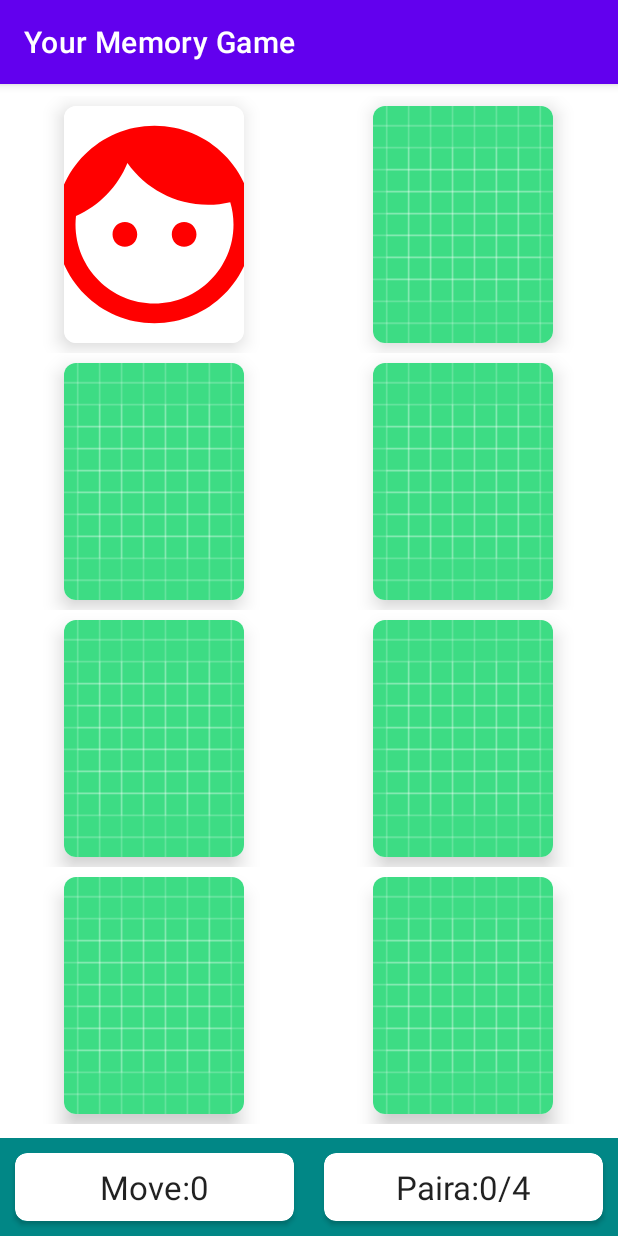
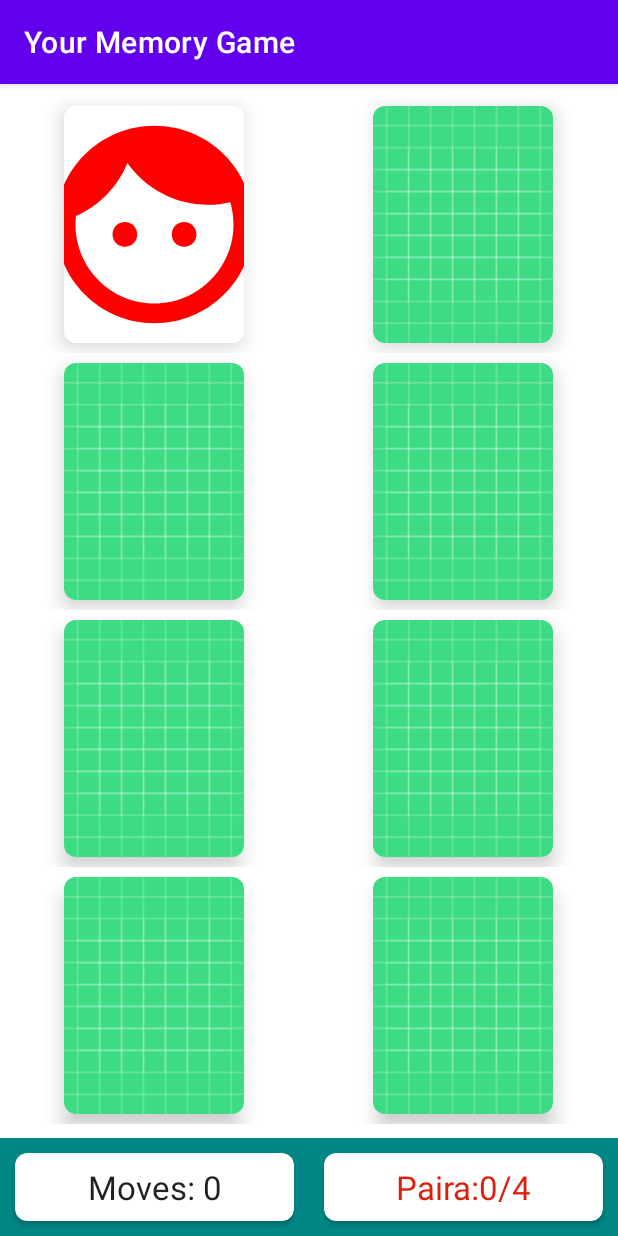
Before and after one commit to Txy822/yourmemory, an Android app: the screen it shows after launch (MainActivity), after a tap on an icon or button, on a phone screen of 412 x 824 dp. Run offline under Robolectric (Android 15) with nearby library versions, the phone set to English and light mode, and no system bars; 1 statement that could not run was skipped.

Commit message:
Progress for the player to win functionality added

```diff
--- a/app/src/main/java/com/txy822/myapplication/MainActivity.kt
+++ b/app/src/main/java/com/txy822/myapplication/MainActivity.kt
@@ -1,10 +1,12 @@
 package com.txy822.myapplication
 
+import android.animation.ArgbEvaluator
 import androidx.appcompat.app.AppCompatActivity
 import android.os.Bundle
 import android.util.Log
 import android.widget.TextView
 import androidx.constraintlayout.widget.ConstraintLayout
+import androidx.core.content.ContextCompat
 import androidx.recyclerview.widget.GridLayoutManager
 import androidx.recyclerview.widget.RecyclerView
 import com.google.android.material.snackbar.Snackbar
@@ -17,7 +19,7 @@ import com.txy822.myapplication.util.DEFAULT_ICONS
 class MainActivity : AppCompatActivity() {
 
     companion object {
-        private const val TAG ="MainActivity"
+        private const val TAG = "MainActivity"
     }
 
     private lateinit var adapter: MemoryBoardAdapter
@@ -29,48 +31,57 @@ class MainActivity : AppCompatActivity() {
     private lateinit var clRoot: ConstraintLayout
 
 
-    private var boardSize : BoardSize =BoardSize.EASY
+    private var boardSize: BoardSize = BoardSize.EASY
     override fun onCreate(savedInstanceState: Bundle?) {
         super.onCreate(savedInstanceState)
         setContentView(R.layout.activity_main)
         val binding = ActivityMainBinding.inflate(layoutInflater)
         // setContentView(binding.root)
         rvBoard = findViewById(R.id.rvBoard)
-        tvNumMoves =findViewById(R.id.tvNumMoves)
+        tvNumMoves = findViewById(R.id.tvNumMoves)
         tvNumPairs = findViewById(R.id.tvNumPairs)
+        tvNumPairs.setTextColor(ContextCompat.getColor(this, R.color.color_progress_none))
 
         clRoot = findViewById(R.id.clRoot)
-
-        val chosenImages=DEFAULT_ICONS.shuffled().take(boardSize.getNumPairs())
-        val randomisedImages = (chosenImages+ chosenImages).shuffled()
-        val memoryCards = randomisedImages.map { MemoryCard(it, false, false) }
-
-        memoryGame= MemoryGame(boardSize)
-       adapter = MemoryBoardAdapter(this, boardSize, memoryGame.cards, object : MemoryBoardAdapter.CardClickListener{
+        memoryGame = MemoryGame(boardSize)
+        adapter = MemoryBoardAdapter(
+            this,
+            boardSize,
+            memoryGame.cards,
+            object : MemoryBoardAdapter.CardClickListener {
                 override fun onCardClicked(position: Int) {
                     updateGameWithFlip(position)
                     Log.i(TAG, " Card Clicked $position")
                 }
 
             })
-        rvBoard.adapter= adapter
+        rvBoard.adapter = adapter
         rvBoard.setHasFixedSize(true)
         rvBoard.layoutManager = GridLayoutManager(this, boardSize.getWidth())
     }
 
     private fun updateGameWithFlip(position: Int) {
 
-        if(memoryGame.haveWonGame()){
+        if (memoryGame.haveWonGame()) {
             Snackbar.make(clRoot, "You already won!", Snackbar.LENGTH_LONG).show()
             return
         }
-        if(memoryGame.isCardFaceUp(position)){
-            Snackbar.make(clRoot, "Invalid Move!", Snackbar.LENGTH_LONG).show()
+        if (memoryGame.isCardFaceUp(position)) {
+            Snackbar.make(clRoot, "Invalid Move!", Snackbar.LENGTH_SHORT).show()
             return
         }
-       if( memoryGame.flipCard(position)){
+        if (memoryGame.flipCard(position)) {
             Log.i(TAG, "Found a match! Num pairs found ${memoryGame.numPairsFound}")
+            val color= ArgbEvaluator().evaluate(
+                memoryGame.numPairsFound.toFloat()/ boardSize.getNumPairs(), ContextCompat.getColor(this, R.color.color_progress_none),  ContextCompat.getColor(this, R.color.color_progress_full)
+            ) as Int
+            tvNumPairs.setTextColor(color)
+            tvNumPairs.text = "Pairs: ${memoryGame.numPairsFound} / ${boardSize.getNumPairs()}"
+            if(memoryGame.haveWonGame()){
+                Snackbar.make(clRoot, " You have won! Congratulations.", Snackbar.LENGTH_LONG).show()
             }
+        }
+        tvNumMoves.text ="Moves: ${memoryGame.getNumMoves()}"
         adapter.notifyDataSetChanged()
     }
 }
--- a/app/src/main/java/com/txy822/myapplication/model/MemoryGame.kt
+++ b/app/src/main/java/com/txy822/myapplication/model/MemoryGame.kt
@@ -6,6 +6,7 @@ class MemoryGame(private val boardSize: BoardSize) {
 
     val cards: List<MemoryCard>
     var numPairsFound = 0
+    private var numCardFlips =0
     private var indexOfSingleSelectedCard: Int? = null
 
 
@@ -16,10 +17,11 @@ class MemoryGame(private val boardSize: BoardSize) {
 
     }
 
-    fun flipCard(position: Int) : Boolean{
+    fun flipCard(position: Int): Boolean {
+        numCardFlips++
         val card = cards[position]
 
-        var foundMatch =  false
+        var foundMatch = false
         if (indexOfSingleSelectedCard == null) {
             restoreCards()
             indexOfSingleSelectedCard = position
@@ -28,7 +30,7 @@ class MemoryGame(private val boardSize: BoardSize) {
             indexOfSingleSelectedCard = null
         }
         card.isFaceUp = !card.isFaceUp
-        return  foundMatch
+        return foundMatch
     }
 
     private fun checkForMatch(position1: Int, position2: Int): Boolean {
@@ -51,11 +53,15 @@ class MemoryGame(private val boardSize: BoardSize) {
     }
 
     fun haveWonGame(): Boolean {
-        return  numPairsFound == boardSize.getNumPairs()
+        return numPairsFound == boardSize.getNumPairs()
     }
 
     fun isCardFaceUp(position: Int): Boolean {
-        return  cards[position].isFaceUp
+        return cards[position].isFaceUp
+    }
+
+    fun getNumMoves(): Int {
+        return  numCardFlips/2
     }
 
 }
--- a/app/src/main/res/values/colors.xml
+++ b/app/src/main/res/values/colors.xml
@@ -8,4 +8,6 @@
     <color name="black">#FF000000</color>
     <color name="white">#FFFFFFFF</color>
     <color name="color_gray">#E0E0E0</color>
+    <color name="color_progress_none">#DC1E0B</color>
+    <color name="color_progress_full">#35BA01</color>
 </resources>
```
Lines whose indentation alone changed are shown as unchanged.
